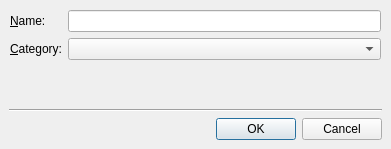
Above: qtopiacore/qt/tools/designer/src/designer/saveformastemplate.ui from muromec/qtopia-ezx before the change. Below: the same form after it.
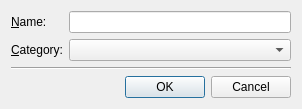
That is the form after the change.

What changed in the file:
```diff
--- a/qtopiacore/qt/tools/designer/src/designer/saveformastemplate.ui
+++ b/qtopiacore/qt/tools/designer/src/designer/saveformastemplate.ui
@@ -43,34 +43,39 @@
 *********************************************************************</comment>
  <class>SaveFormAsTemplate</class>
  <widget class="QDialog" name="SaveFormAsTemplate" >
-  <property name="geometry" >
-   <rect>
-    <x>0</x>
-    <y>0</y>
-    <width>391</width>
-    <height>149</height>
-   </rect>
-  </property>
   <property name="windowTitle" >
    <string>Save Form As Template</string>
   </property>
   <layout class="QVBoxLayout" >
-   <property name="margin" >
-    <number>9</number>
-   </property>
-   <property name="spacing" >
-    <number>6</number>
-   </property>
    <item>
-    <layout class="QGridLayout" >
-     <property name="margin" >
-      <number>1</number>
-     </property>
-     <property name="spacing" >
-      <number>6</number>
-     </property>
+    <layout class="QFormLayout" >
+     <item row="0" column="0" >
+      <widget class="QLabel" name="label" >
+       <property name="frameShape" >
+        <enum>QFrame::NoFrame</enum>
+       </property>
+       <property name="frameShadow" >
+        <enum>QFrame::Plain</enum>
+       </property>
+       <property name="text" >
+        <string>&amp;Name:</string>
+       </property>
+       <property name="textFormat" >
+        <enum>Qt::AutoText</enum>
+       </property>
+       <property name="buddy" >
+        <cstring>templateNameEdit</cstring>
+       </property>
+      </widget>
+     </item>
      <item row="0" column="1" >
       <widget class="QLineEdit" name="templateNameEdit" >
+       <property name="minimumSize" >
+        <size>
+         <width>222</width>
+         <height>0</height>
+        </size>
+       </property>
        <property name="text" >
         <string/>
        </property>
@@ -79,9 +84,6 @@
        </property>
       </widget>
      </item>
-     <item row="1" column="1" >
-      <widget class="QComboBox" name="categoryCombo" />
-     </item>
      <item row="1" column="0" >
       <widget class="QLabel" name="label_2" >
        <property name="frameShape" >
@@ -101,40 +103,11 @@
        </property>
       </widget>
      </item>
-     <item row="0" column="0" >
-      <widget class="QLabel" name="label" >
-       <property name="frameShape" >
-        <enum>QFrame::NoFrame</enum>
-       </property>
-       <property name="frameShadow" >
-        <enum>QFrame::Plain</enum>
-       </property>
-       <property name="text" >
-        <string>&amp;Name:</string>
-       </property>
-       <property name="textFormat" >
-        <enum>Qt::AutoText</enum>
-       </property>
-       <property name="buddy" >
-        <cstring>templateNameEdit</cstring>
-       </property>
-      </widget>
+     <item row="1" column="1" >
+      <widget class="QComboBox" name="categoryCombo" />
      </item>
     </layout>
    </item>
-   <item>
-    <spacer>
-     <property name="orientation" >
-      <enum>Qt::Vertical</enum>
-     </property>
-     <property name="sizeHint" >
-      <size>
-       <width>373</width>
-       <height>16</height>
-      </size>
-     </property>
-    </spacer>
-   </item>
    <item>
     <widget class="QFrame" name="horizontalLine" >
      <property name="frameShape" >
@@ -151,7 +124,7 @@
       <enum>Qt::Horizontal</enum>
      </property>
      <property name="standardButtons" >
-      <set>QDialogButtonBox::Cancel|QDialogButtonBox::NoButton|QDialogButtonBox::Ok</set>
+      <set>QDialogButtonBox::Cancel|QDialogButtonBox::Ok</set>
      </property>
     </widget>
    </item>
```
Left out of the diff: 56 changed lines with no effect on the pictures.
